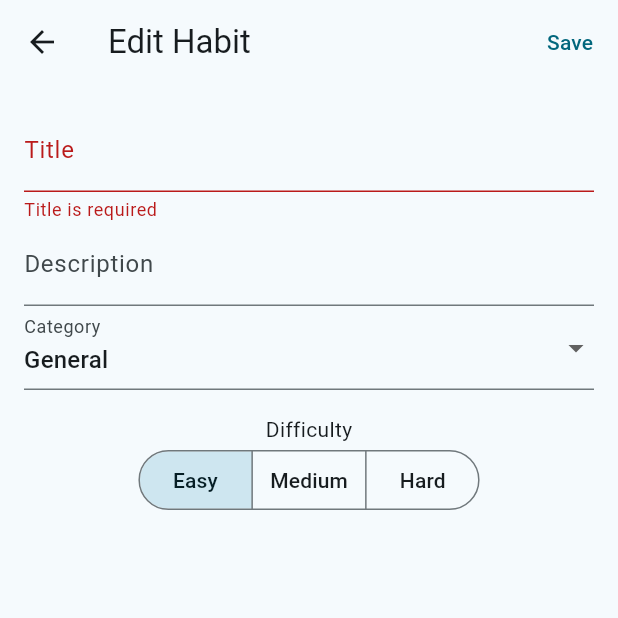
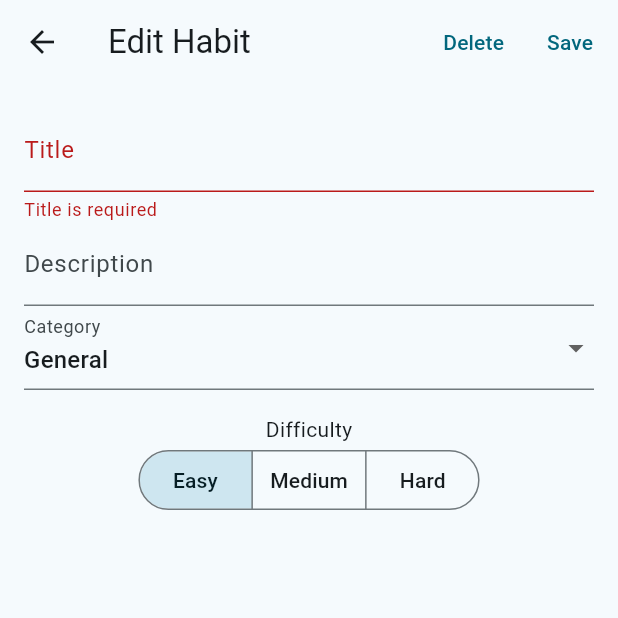
Before and after one commit to camel-exvl/LifeRPG, a Flutter app: the HabitEditView screen opened directly with empty values, after a tap on "Save", on a phone screen of 412 x 824 dp, the top half of it. Run offline on Flutter 3.47's test engine with Material 3 defaults, Android fonts, the phone set to English and light mode, and no system bars; generated files the repository leaves out were written again; Roboto replaces fonts that are missing (Fusion Pixel 10px Proportional zh_hans Regular).

Commit message:
feat(habit): 实现habit的删除与排序功能
1. 实现habit的删除与长按拖动排序功能
2. 修改Target页面的tab顺序，将task提前
3. 使底部tab标签常显示

```diff
--- a/lib/l10n/intl_en.arb
+++ b/lib/l10n/intl_en.arb
@@ -14,6 +14,7 @@
   "cancel": "Cancel",
   "add": "Add",
   "save": "Save",
+  "delete": "Delete",
   "difficulty": "Difficulty",
   "easy": "Easy",
   "medium": "Medium",
--- a/lib/l10n/intl_zh.arb
+++ b/lib/l10n/intl_zh.arb
@@ -14,6 +14,7 @@
   "cancel": "取消",
   "add": "添加",
   "save": "保存",
+  "delete": "删除",
   "difficulty": "难度",
   "easy": "简单",
   "medium": "中等",
--- a/lib/view/habit_edit_view.dart
+++ b/lib/view/habit_edit_view.dart
@@ -41,6 +41,14 @@ class _HabitEditViewState extends State<HabitEditView> {
             ? AppLocalizations.of(context)!.addHabit
             : AppLocalizations.of(context)!.editHabit),
         actions: <Widget>[
+          if (!widget.isAdd)
+            TextButton(
+              onPressed: () {
+                widget.viewModel.removeHabit(widget.habit!);
+                Navigator.of(context).pop();
+              },
+              child: Text(AppLocalizations.of(context)!.delete),
+            ),
           TextButton(
             onPressed: () {
               if (_globalKey.currentState!.validate()) {
--- a/lib/view/habit_view.dart
+++ b/lib/view/habit_view.dart
@@ -21,11 +21,12 @@ class _HabitViewState extends State<HabitView>
         create: (context) => HabitViewModel(),
         child: Consumer<HabitViewModel>(builder: (context, viewModel, child) {
           return Scaffold(
-            body: ListView.builder(
+            body: ReorderableListView.builder(
               itemCount: viewModel.habits.length,
               itemBuilder: (context, index) {
                 HabitModel habit = viewModel.habits[index];
                 return ListTile(
+                  key: ValueKey(habit.id),
                   title: Text(habit.title),
                   subtitle: Text(habit.description),
                   onTap: () {
@@ -38,6 +39,9 @@ class _HabitViewState extends State<HabitView>
                     onPressed: () {},
                   ),
                 );
+              },
+              onReorder: (int oldIndex, int newIndex) {
+                viewModel.reorderHabit(oldIndex, newIndex);
               },
             ),
             floatingActionButton: FloatingActionButton(
--- a/lib/view/target_view.dart
+++ b/lib/view/target_view.dart
@@ -12,10 +12,10 @@ class TargetView extends StatefulWidget {
 class _TargetViewState extends State<TargetView> {
   final PageStorageBucket _bucket = PageStorageBucket();
   final List<Widget> _views = const <Widget>[
+    Placeholder(),
     HabitView(
       key: PageStorageKey('HabitView'),
     ),
-    Placeholder(),
   ];
 
   @override
@@ -27,8 +27,8 @@ class _TargetViewState extends State<TargetView> {
           title: Text(AppLocalizations.of(context)!.targetsTab),
           bottom: TabBar(
             tabs: <Widget>[
+              Tab(text: AppLocalizations.of(context)!.tasksTab),
               Tab(text: AppLocalizations.of(context)!.habitsTab),
-              Tab(text: AppLocalizations.of(context)!.tasksTab),
             ],
           ),
         ),
```
Also changed, not shown: lib/view/home_view.dart (+6 -7 lines), lib/viewmodel/habit_viewmodel.dart (+9 -0 lines).
